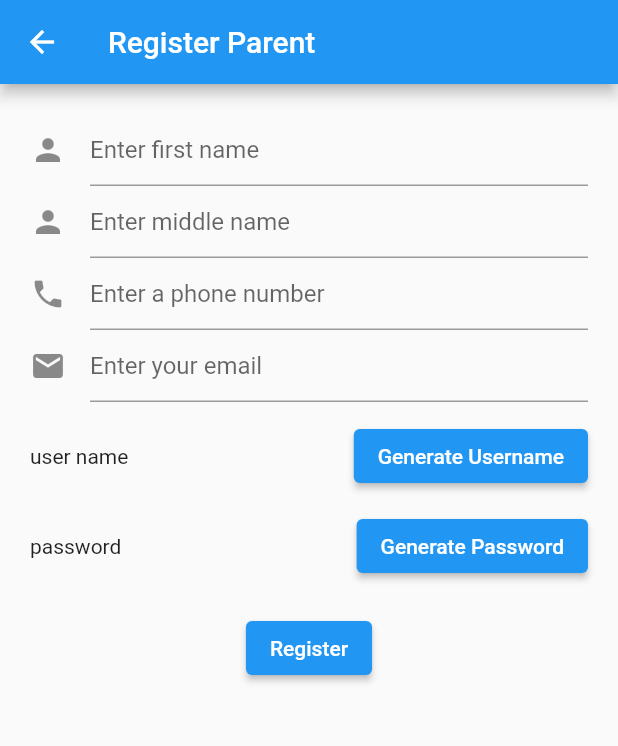
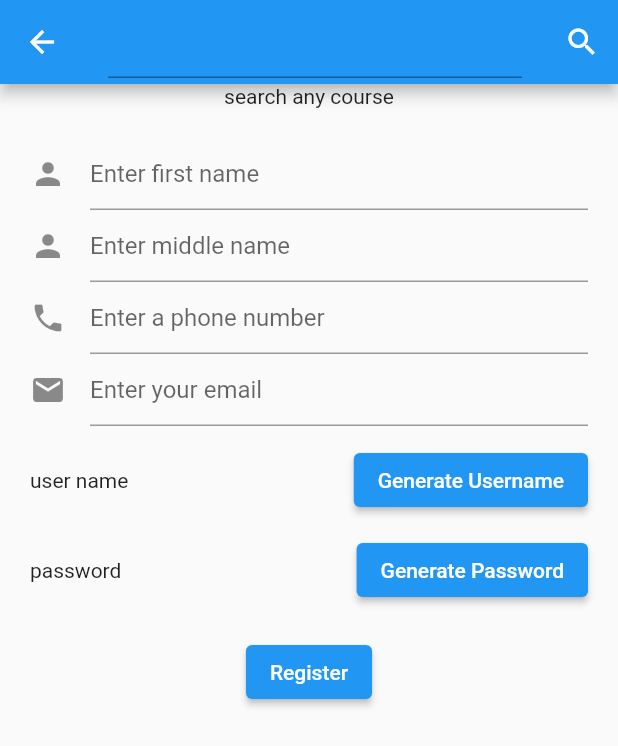
Before and after one commit to sammylina/flutter_school, a Flutter app: the RegisterParent screen opened directly, on a phone screen of 412 x 824 dp. Shown: the top 746 px of the screen. Run offline on Flutter 3.47's test engine with Material 2 defaults, Android fonts, the phone set to English and light mode, and no system bars; our stand-ins replace cloud_firestore, firebase_auth, firebase_core, get; missing offline and left inert: firestore_search; accounts and stored records are empty.

Commit message:
search implemented

```diff
--- a/lib/page/register/register_parent.dart
+++ b/lib/page/register/register_parent.dart
@@ -7,6 +7,9 @@ import 'dart:math';
 import 'package:school/page/auth.dart';
 import 'package:cloud_firestore/cloud_firestore.dart';
 import 'package:firestore_search/firestore_search.dart';
+import 'package:school/page/register/DataController.dart';
+import 'package:get/get.dart';
+
 
 class RegisterParent extends StatefulWidget {
   const RegisterParent({Key? key}) : super(key: key);
@@ -16,16 +19,61 @@ class RegisterParent extends StatefulWidget {
 }
 
 class _RegisterParentState extends State<RegisterParent> {
+
+  final TextEditingController searchController = TextEditingController();
+  var snapshotData;
+  bool isExecuted = false;
+
   @override
   Widget build(BuildContext context) {
+
+    Widget SearchedData() {
+      return ListView.builder(
+        itemCount: snapshotData.docs.length,
+        itemBuilder: (BuildContext context, int index) {
+          return ListTile(
+            title: Text(snapshotData.docs[index].data()['fullName']),
+            subtitle: Text(snapshotData.docs[index].data()['studentId']),
+          );
+        },
+      );
+    }
+
     return Scaffold(
       appBar: AppBar(
-        title: Text('Register Parent')
+        title: TextField(
+          style: TextStyle(),
+          decoration: InputDecoration(),
+          controller: searchController,
+        ),
+        actions: [
+          GetBuilder<DataController>(
+            init: DataController(),
+            builder: (val) {
+              return IconButton(icon: Icon(Icons.search), onPressed: () {
+                val.queryData(searchController.text).then((value) {
+                    snapshotData = value;
+                    setState(() {
+                      isExecuted = true;
+                    });
+                });
+              });
+            },
+          )
+        ],
       ),
-      body: SingleChildScrollView(
-        child: ParentForm(),
-      )
-    );
+      body:  Column(
+          children: [
+            isExecuted ? SearchedData() : Container(
+              child: Text('search any course')
+            ),
+            Expanded(child: SingleChildScrollView(
+              child: ParentForm(),
+            ))
+
+          ],
+        ),
+     );
   }
 }
 
```
Also changed, not shown: lib/page/register/DataController.dart (added, +16 -0 lines).
